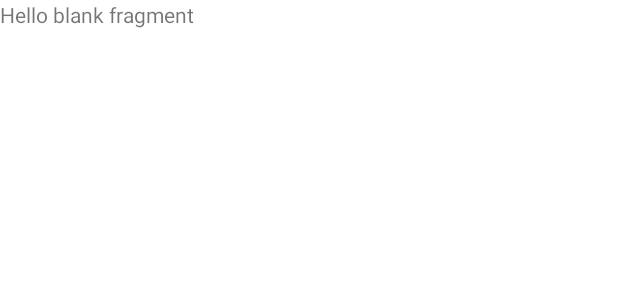
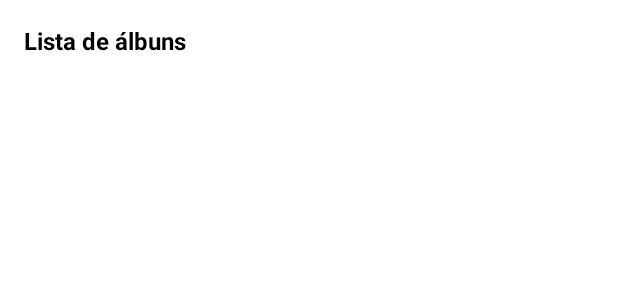
Before and after one commit to jennysival/AppMinhaMusicaFavorita, an Android app: the layout fragment_fotos.xml on its own in the app's theme, with its tools: preview values and no code run, on a phone screen of 412 x 824 dp. Shown: the top 300 px of the screen. Run offline under Robolectric (Android 15) with nearby library versions, the phone set to English and light mode, and no system bars.

Commit message:
Implementar layout do fragmento de fotos

```diff
--- a/app/src/main/res/layout/fragment_fotos.xml
+++ b/app/src/main/res/layout/fragment_fotos.xml
@@ -1,14 +1,22 @@
 <?xml version="1.0" encoding="utf-8"?>
-<FrameLayout xmlns:android="http://schemas.android.com/apk/res/android"
+<androidx.constraintlayout.widget.ConstraintLayout xmlns:android="http://schemas.android.com/apk/res/android"
     xmlns:tools="http://schemas.android.com/tools"
     android:layout_width="match_parent"
     android:layout_height="match_parent"
+    xmlns:app="http://schemas.android.com/apk/res-auto"
     tools:context=".fragments.FotosFragment">
 
-    <!-- TODO: Update blank fragment layout -->
     <TextView
-        android:layout_width="match_parent"
-        android:layout_height="match_parent"
-        android:text="@string/hello_blank_fragment" />
+        android:id="@+id/tv_titulo_lista_albuns"
+        android:layout_width="@dimen/largura_0"
+        android:layout_height="wrap_content"
+        android:text="@string/texto_lista_albuns"
+        android:textColor="@color/black"
+        android:textStyle="bold"
+        android:textSize="@dimen/tamanho_fonte_16"
+        android:layout_margin="@dimen/margem_16"
+        app:layout_constraintTop_toTopOf="parent"
+        app:layout_constraintStart_toStartOf="parent"
+        app:layout_constraintEnd_toEndOf="parent"/>
 
-</FrameLayout>
+</androidx.constraintlayout.widget.ConstraintLayout>
--- a/app/src/main/res/values/strings.xml
+++ b/app/src/main/res/values/strings.xml
@@ -9,4 +9,5 @@
     <string name="descricao_retrato_emicida">Foto do Emicida de olhos fechados, braços cruzados apoiados em uma cadeira de madeira. Fundo azul escuro</string>
     <string name="texto_emicida">Emicida</string>
     <string name="texto_descricao">Leandro Roque de Oliveira, mais conhecido pelo nome artístico Emicida, é um rapper, cantor, letrista e compositor brasileiro. É considerado uma das maiores revelações do hip hop do Brasil da década de 2000. O nome \'Emicida\' é uma fusão das palavras \'MC\' e \'homicida\'.</string>
+    <string name="texto_lista_albuns">Lista de álbuns</string>
 </resources>
```
